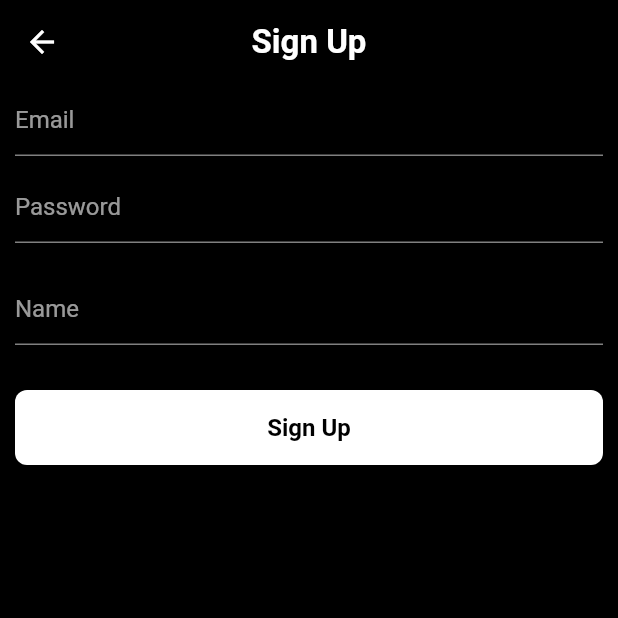
After one commit to ghostofbug/OttoGalleryApp, a Flutter app: the SignUpPage screen opened by its route, after a tap on "Sign Up", on a phone screen of 412 x 824 dp, the top half of it. The commit adds this screen. Run offline on Flutter 3.47's test engine with Material 2 defaults, Android fonts, the phone set to English and light mode, and no system bars; our stand-ins replace cached_network_image, dio, firebase_auth, firebase_core, floor, flutter_blurhash and 9 more; missing offline and left inert: app_tracking_transparency; accounts and stored records are empty; generated files the repository leaves out were written again; network calls fail; statements that could not run were skipped.

Commit message:
init login

```diff
--- a/lib/common/constant.dart
+++ b/lib/common/constant.dart
@@ -21,6 +21,8 @@ class PaddingConstants {
 class RouteSetting {
   static const String main = "/main";
   static const String imageDetail = "/image_detail";
+  static const String login = "/login";
+  static const String signUp = "/sign_up";
 }
 
 class ComponentSize {
@@ -29,7 +31,6 @@ class ComponentSize {
   static const double paddingHorizontal = 27;
 
   static const double appBarSized = 40;
-
 }
 
 class Language {
--- a/lib/home/view/home_page.dart
+++ b/lib/home/view/home_page.dart
@@ -57,7 +57,11 @@ class _HomePageState extends ConsumerState<HomePage>
         extendBodyBehindAppBar: true,
         appBar: AppBar(
           toolbarHeight: 40,
-          leading: Image.asset("assets/app_icon.png"),
+          leading: GestureDetector(
+              onTap: () {
+                Navigator.of(context).pushNamed(RouteSetting.login);
+              },
+              child: Image.asset("assets/app_icon.png")),
           title: Text(context.loc.galleryApp),
           backgroundColor: Colors.transparent.withOpacity(0.4),
           shadowColor: null,
--- /dev/null
+++ b/lib/login/view/sign_up_page.dart
@@ -0,0 +1,147 @@
+import 'package:firebase_auth/firebase_auth.dart';
+import 'package:flutter/material.dart';
+import 'package:flutter_easyloading/flutter_easyloading.dart';
+import 'package:gallery_app/common/colors.dart';
+import 'package:gallery_app/common/component/custom_button.dart';
+import 'package:gallery_app/common/constant.dart';
+import 'package:gallery_app/common/dialog_controller.dart';
+
+class SignUpPage extends StatefulWidget {
+  const SignUpPage({Key? key}) : super(key: key);
+
+  @override
+  State<SignUpPage> createState() => _SignUpPageState();
+}
+
+class _SignUpPageState extends State<SignUpPage> {
+  TextEditingController emailTextController = TextEditingController();
+  TextEditingController passwordTextController = TextEditingController();
+  TextEditingController nameTextController = TextEditingController();
+
+  @override
+  Widget build(BuildContext context) {
+    return Scaffold(
+      backgroundColor: CustomAppTheme.colorBlack,
+      appBar: AppBar(
+        centerTitle: true,
+        backgroundColor: CustomAppTheme.colorBlack,
+        title: Text(
+          "Sign Up",
+          style: TextStyle(
+              fontSize: FontSize.fontSize22,
+              color: CustomAppTheme.colorWhite,
+              fontWeight: FontWeight.w700),
+        ),
+      ),
+      body: SafeArea(
+        child: Padding(
+          padding: EdgeInsets.symmetric(horizontal: 10),
+          child: Column(
+            children: [
+              TextFormField(
+                style: TextStyle(color: CustomAppTheme.colorWhite),
+                controller: emailTextController,
+                decoration: InputDecoration(
+                    hintText: "Email",
+                    hintStyle: TextStyle(
+                        color: CustomAppTheme.colorWhite.withOpacity(0.6)),
+                    focusedBorder: UnderlineInputBorder(
+                        borderSide: BorderSide(
+                            color: CustomAppTheme.colorWhite.withOpacity(1.0))),
+                    enabledBorder: UnderlineInputBorder(
+                        borderSide: BorderSide(
+                            color: CustomAppTheme.colorWhite.withOpacity(0.5))),
+                    border: UnderlineInputBorder(
+                        borderSide:
+                            BorderSide(color: CustomAppTheme.colorWhite))),
+              ),
+              SizedBox(
+                height: 10,
+              ),
+              TextFormField(
+                style: TextStyle(color: CustomAppTheme.colorWhite),
+                controller: passwordTextController,
+                decoration: InputDecoration(
+                    hintText: "Password",
+                    hintStyle: TextStyle(
+                        color: CustomAppTheme.colorWhite.withOpacity(0.6)),
+                    focusedBorder: UnderlineInputBorder(
+                        borderSide: BorderSide(
+                            color: CustomAppTheme.colorWhite.withOpacity(1.0))),
+                    enabledBorder: UnderlineInputBorder(
+                        borderSide: BorderSide(
+                            color: CustomAppTheme.colorWhite.withOpacity(0.5))),
+                    border: UnderlineInputBorder(
+                        borderSide:
+                            BorderSide(color: CustomAppTheme.colorWhite))),
+              ),
+              SizedBox(
+                height: 20,
+              ),
+              TextFormField(
+                style: TextStyle(color: CustomAppTheme.colorWhite),
+                controller: nameTextController,
+                obscureText: true,
+                decoration: InputDecoration(
+                    hintText: "Name",
+                    hintStyle: TextStyle(
+                        color: CustomAppTheme.colorWhite.withOpacity(0.6)),
+                    focusedBorder: UnderlineInputBorder(
+                        borderSide: BorderSide(
+                            color: CustomAppTheme.colorWhite.withOpacity(1.0))),
+                    enabledBorder: UnderlineInputBorder(
+                        borderSide: BorderSide(
+                            color: CustomAppTheme.colorWhite.withOpacity(0.5))),
+                    border: UnderlineInputBorder(
+                        borderSide:
+                            BorderSide(color: CustomAppTheme.colorWhite))),
+              ),
+              SizedBox(
+                height: 30,
+              ),
+              CustomButton(
+                  customWidth: MediaQuery.of(context).size.width,
+                  customHeight: 50,
+                  backgroundColor: CustomAppTheme.colorWhite,
+                  onPressed: () async {
+                    EasyLoading.show();
+                    try {
+                      final credential = await FirebaseAuth.instance
+                          .createUserWithEmailAndPassword(
+                        email: emailTextController.text,
+                        password: passwordTextController.text,
+                      );
+                      await FirebaseAuth.instance.currentUser
+                          ?.updateDisplayName(nameTextController.text);
+                      EasyLoading.dismiss();
+                      Navigator.of(context).pop();
+                    } on FirebaseAuthException catch (e) {
+                      EasyLoading.dismiss();
+                      if (e.code == 'weak-password') {
+                        DialogController.showFailureDialog(
+                            context: context, title: "Password is too weak");
+                      } else if (e.code == 'email-already-in-use') {
+                        DialogController.showFailureDialog(
+                            context: context,
+                            title:
+                                "The account already exists for that email.");
+                      } else if (e.code == "invalid-email") {
+                        DialogController.showFailureDialog(
+                            context: context, title: "Invalid email");
+                      }
+                    } catch (e) {
+                      print(e);
+                    }
+                  },
+                  textColor: CustomAppTheme.colorBlack,
+                  buttonText: "Sign Up"),
+              SizedBox(
+                height: 20,
+              ),
+            ],
+          ),
+        ),
+      ),
+    );
+  }
+}
--- a/lib/main.dart
+++ b/lib/main.dart
@@ -1,6 +1,7 @@
 import 'dart:io';
 
 import 'package:app_tracking_transparency/app_tracking_transparency.dart';
+import 'package:firebase_core/firebase_core.dart';
 
 import 'package:flutter/material.dart';
 import 'package:flutter/services.dart';
@@ -11,6 +12,8 @@ import 'package:flutter_localizations/flutter_localizations.dart';
 import 'package:flutter_riverpod/flutter_riverpod.dart';
 import 'package:gallery_app/common/colors.dart';
 import 'package:gallery_app/image_detail/view/image_detail_view.dart';
+import 'package:gallery_app/login/view/login_page.dart';
+import 'package:gallery_app/login/view/sign_up_page.dart';
 import 'package:gallery_app/model/image_dataset/image_dataset.dart';
 
 import 'common/constant.dart';
@@ -22,7 +25,7 @@ final navigatorKey = GlobalKey<NavigatorState>();
 Future<void> main() async {
   WidgetsFlutterBinding.ensureInitialized();
   await dotenv.load(fileName: Environment.fileName);
-
+  await Firebase.initializeApp();
   await AppTrackingTransparency.requestTrackingAuthorization();
   await StorageController.buildDatabase();
   SystemChrome.setPreferredOrientations([DeviceOrientation.portraitUp])
@@ -92,6 +95,12 @@ class _MyAppState extends State<MyApp> {
             builder = (BuildContext _) =>
                 ImageDetailView(image: parameters.arguments as ImageDataset);
             break;
+          case RouteSetting.login:
+            builder = (BuildContext _) => LoginPage();
+            break;
+          case RouteSetting.signUp:
+            builder = (BuildContext _) => SignUpPage();
+            break;
           default:
             break;
         }
--- a/pubspec.yaml
+++ b/pubspec.yaml
@@ -51,6 +51,11 @@ dependencies:
   scrollable_positioned_list: ^0.3.5
   photo_view: ^0.14.0
   floor: ^1.4.1
+  firebase_core: ^2.5.0
+  firebase_auth: ^4.2.6
+  firebase_database: ^10.0.10
+  google_sign_in: ^5.0.0
+
 
 dev_dependencies:
   flutter_test:
```
Also changed, not shown: lib/login/view/login_page.dart (added, +218 -0 lines), 9 other files.
